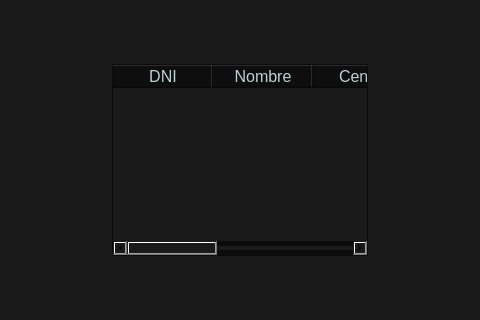
algoriasmart/medchain, file medico.ui: the form before one commit; both pictures show x 235 to 715 and y 156 to 476 of the 800 by 600 pixel window.
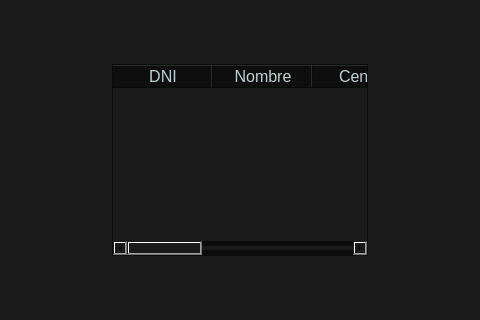
The form after the commit. Icons and pictures are not drawn.

Diff of the .ui file:
```diff
--- a/medico.ui
+++ b/medico.ui
@@ -332,6 +332,11 @@
                  <string/>
                 </property>
                </column>
+               <column>
+                <property name="text">
+                 <string/>
+                </property>
+               </column>
               </widget>
              </item>
             </layout>
```
